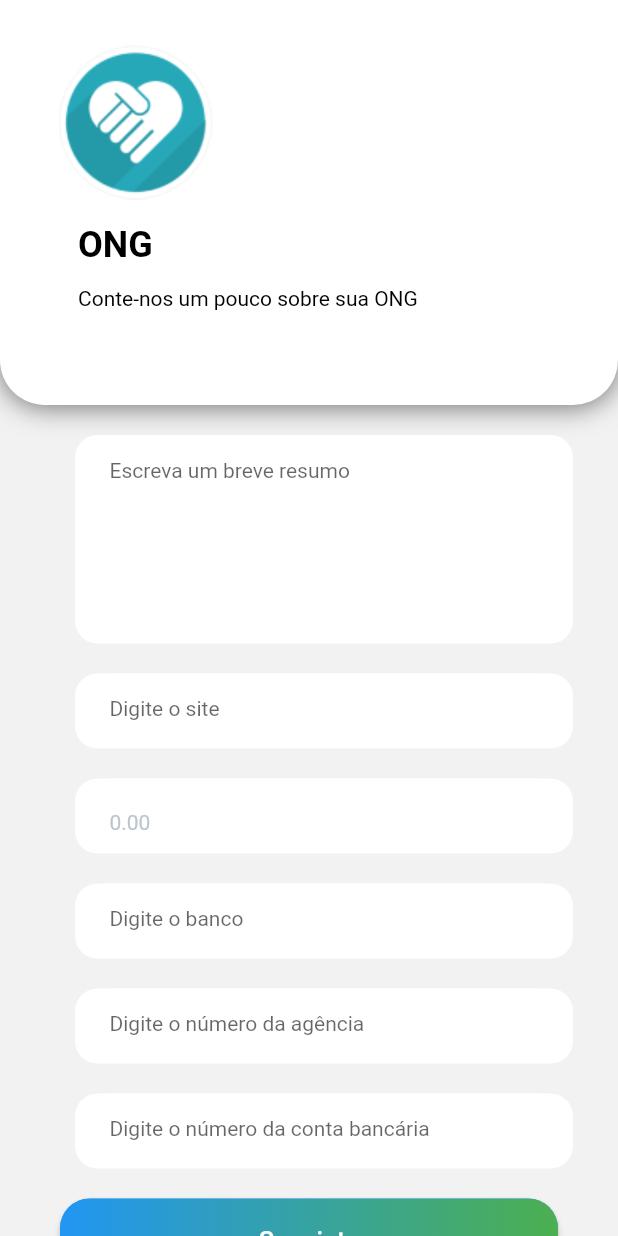
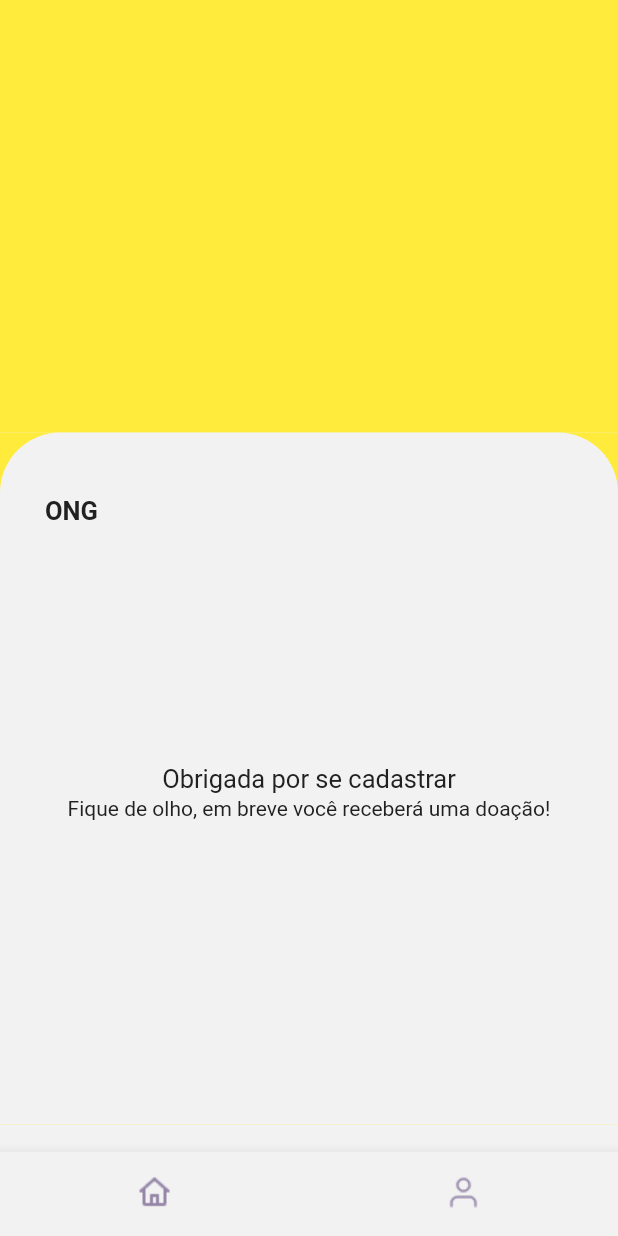
Before and after one commit to abas0/doe-facil, a Flutter app: the screen it shows after launch, on a phone screen of 412 x 824 dp. Run offline on Flutter 3.47's test engine with Material 2 defaults, Android fonts, the phone set to English and light mode, and no system bars; our stand-ins replace flutter_masked_text, mask_text_input_formatter; missing offline and left inert: easy_mask.

Commit message:
encaminhando tela de obrigada

```diff
--- a/lib/main.dart
+++ b/lib/main.dart
@@ -1,6 +1,7 @@
 //import 'package:doe_facil/screens/home/donor_home_screen.dart';
 import 'package:doe_facil/constants/constants.dart';
 import 'package:doe_facil/screens/cadastro-ong/donor_cadastro-ong_screen.dart';
+import 'package:doe_facil/screens/obrigado-cadastro/obrigado-cadastro_screen.dart';
 import 'package:flutter/material.dart';
 import 'package:flutter_masked_text/flutter_masked_text.dart';
 void main() {
@@ -20,7 +21,7 @@ class DoeFacilApp extends StatelessWidget {
         textTheme: Theme.of(context).textTheme.apply(bodyColor: kTextColor),
         visualDensity: VisualDensity.adaptivePlatformDensity,
       ),
-      home: DonorCadastroOng(),
+      home: ObrigadoCadastro(),
     );
   }
 }
--- /dev/null
+++ b/lib/screens/obrigado-cadastro/obrigado-cadastro_screen.dart
@@ -0,0 +1,54 @@
+import 'package:doe_facil/constants/constants.dart';
+import 'package:doe_facil/screens/obrigado-cadastro/widget/obrigado_body.dart';
+import 'package:doe_facil/screens/obrigado-cadastro/widget/obrigado_top-bar.dart';
+import 'package:flutter/material.dart';
+
+class ObrigadoCadastro extends StatelessWidget {
+ //const ObrigadoCadastro({ Key? key }) : super(key: key);
+
+     @override
+     Widget build(BuildContext context) {
+      return Scaffold(
+       body: Stack(
+        children: <Widget>[
+          // The containers in the background and scrollable
+         ObrigadoBody(),
+         // This container will work as Overlay
+         //getOverlayWidget()
+        ],
+      ),
+      bottomNavigationBar: _buildBottomNavigationBar()
+   );
+ }
+
+//  Widget getOverlayWidget() {
+//    return new Container(
+//      alignment: Alignment.bottomCenter,
+//      child: new Container(
+//       height: 100.0,
+//       width: _width,
+//       color: Colors.cyan.withOpacity(0.4),
+//      ),
+//    );
+//  }
+ }
+
+
+ BottomNavigationBar _buildBottomNavigationBar() {
+    return BottomNavigationBar(
+      type: BottomNavigationBarType.fixed,
+      backgroundColor: kBackgroundColor,
+      showSelectedLabels: false,
+      showUnselectedLabels: false,
+      items: [
+        BottomNavigationBarItem(
+          label: 'home',
+          icon: Image.asset('assets/icons/home.png', width: 25),
+        ),
+        BottomNavigationBarItem(
+          label: 'user',
+          icon: Image.asset('assets/icons/user.png', width: 25),
+        ),
+      ],
+    );
+ }
--- /dev/null
+++ b/lib/screens/obrigado-cadastro/widget/obrigado_body.dart
@@ -0,0 +1,121 @@
+import 'package:doe_facil/constants/constants.dart';
+import 'package:flutter/material.dart';
+
+double _height = 0.0;
+double _width = 0.0;
+
+class ObrigadoBody extends StatelessWidget {
+  const ObrigadoBody({ Key? key }) : super(key: key);
+
+  @override
+  Widget build(BuildContext context) {
+    _width = MediaQuery.of(context).size.width;
+    _height = MediaQuery.of(context).size.height;
+    return Container(
+      child: new Column(
+        children: <Widget>[
+          new Container(
+            height: _height * .35,
+            color: Colors.yellow,
+          ),
+          new Container(
+            height: _height * .56,
+            color: Colors.yellow,
+            child: Stack(
+              children: <Widget>[
+                Container(
+                  decoration: BoxDecoration(
+                    color: kBackgroundColor,
+                      borderRadius: BorderRadius.only(
+                        topLeft: const Radius.circular(40.0),
+                        topRight: const Radius.circular(40.0),
+                        )
+                      ),
+                    ),
+                Container(
+                padding: EdgeInsets.only(
+                  left: 30,
+                  right: kDefaultPadding,
+                  bottom: kDefaultPadding,
+                  top: 42,
+                ),
+                child: Column(
+                  children: <Widget>[
+                    Row(
+                      children: <Widget>[
+                        Text(
+                          'ONG',
+                          style: TextStyle(
+                            fontSize: 17.0,
+                            fontWeight: FontWeight.bold,
+                            color: Colors.grey[900],
+                          ),
+                        ),
+                      ]
+                    ),
+                  ]
+                )
+                ),
+                Container(
+                  child: Column(
+                    mainAxisAlignment: MainAxisAlignment.center,
+                    crossAxisAlignment: CrossAxisAlignment.center,
+                    children: <Widget>[
+                      Row(
+                        mainAxisAlignment: MainAxisAlignment.center,
+                        crossAxisAlignment: CrossAxisAlignment.center,
+                        children: <Widget>[
+                          Text(
+                            'Obrigada por se cadastrar',
+                            textAlign: TextAlign.center,
+                            style: TextStyle(
+                              fontSize: 17.0,
+                              color: Colors.grey[900],
+                          ),
+                        ),
+                      ]
+                    ),
+                  ]
+                  ),
+                ),
+                Container(
+                  child: Column(
+                    mainAxisAlignment: MainAxisAlignment.center,
+                    crossAxisAlignment: CrossAxisAlignment.center,
+                    children: <Widget>[
+                      Row(
+                        mainAxisAlignment: MainAxisAlignment.center,
+                        crossAxisAlignment: CrossAxisAlignment.center,
+                        children: [
+                          Container(
+                            padding: EdgeInsets.only(
+                              top: 40
+                            ),
+                            child: Column(
+                              children: <Widget>[
+                          Text(
+                            'Fique de olho, em breve você receberá uma doação!',
+
+                            textAlign: TextAlign.center,
+                            style: TextStyle(
+                              fontSize: 14.0,
+                              color: Colors.grey[900],
+                          ),
+                        ),
+                      ]
+                            )
+                          ),
+                        ]
+                    ),
+                  ]
+                  ),
+                )
+              ],
+            ),
+
+          )
+        ],
+      )
+    );
+  }
+}
```
Also changed, not shown: lib/screens/obrigado-cadastro/widget/obrigado_top-bar.dart (added, +84 -0 lines), 3 other files.
